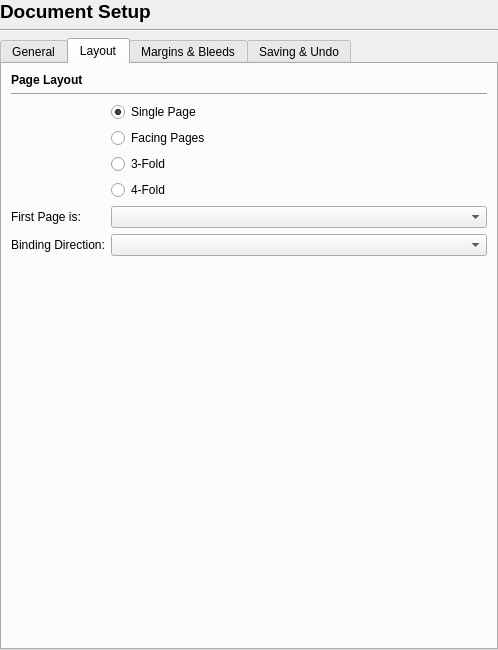
First picture: the form in scribus/ui/prefs_documentsetupbase.ui, repository HOST-Oman/scribus, before the edit.
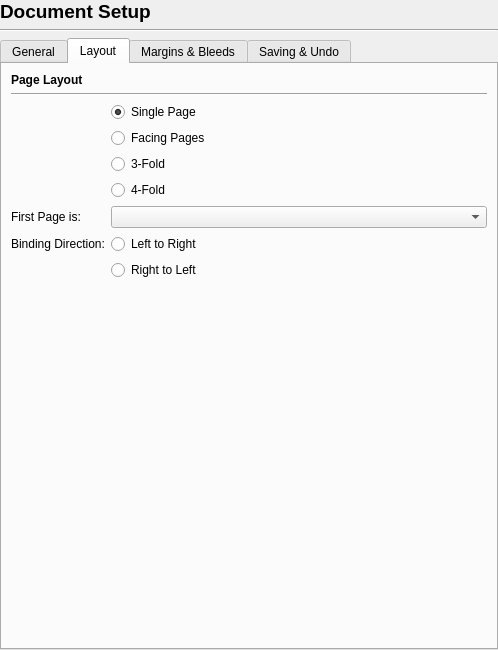
Second picture: the form after the edit. Custom widgets are drawn as their Qt base class.

Commit message: Add the reviewed RTL-binding changes by Fahad

Patch:
```diff
--- a/scribus/ui/prefs_documentsetupbase.ui
+++ b/scribus/ui/prefs_documentsetupbase.ui
@@ -315,7 +315,24 @@
           </widget>
          </item>
          <item row="5" column="1">
-          <widget class="QComboBox" name="layoutBindingIsComboBox"/>
+          <widget class="QRadioButton" name="leftToRightRadioButton">
+           <property name="text">
+            <string>Left to Right</string>
+           </property>
+           <attribute name="buttonGroup">
+            <string notr="true">bindingDirectionButtonGroup</string>
+           </attribute>
+          </widget>
+         </item>
+         <item row="6" column="1">
+          <widget class="QRadioButton" name="rightToLeftRadioButton">
+           <property name="text">
+            <string>Right to Left</string>
+           </property>
+           <attribute name="buttonGroup">
+            <string notr="true">bindingDirectionButtonGroup</string>
+           </attribute>
+          </widget>
          </item>
         </layout>
        </item>
```
Left out of the diff: 3 changed lines with no effect on the pictures. The commit also changes 18 other files.
